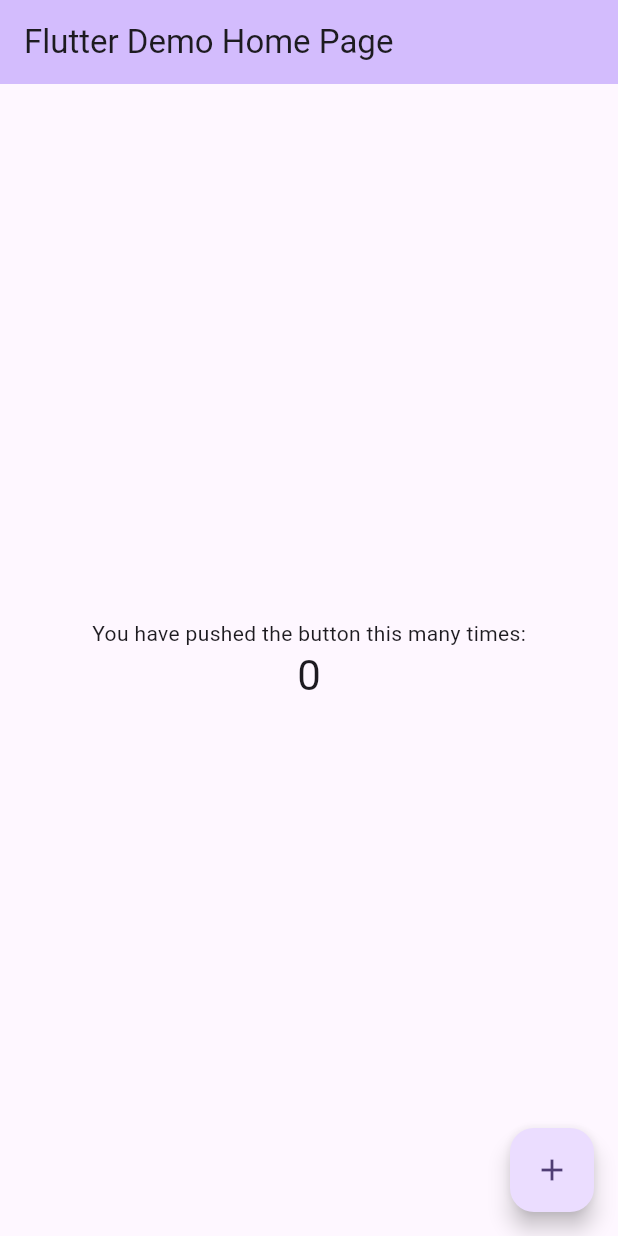
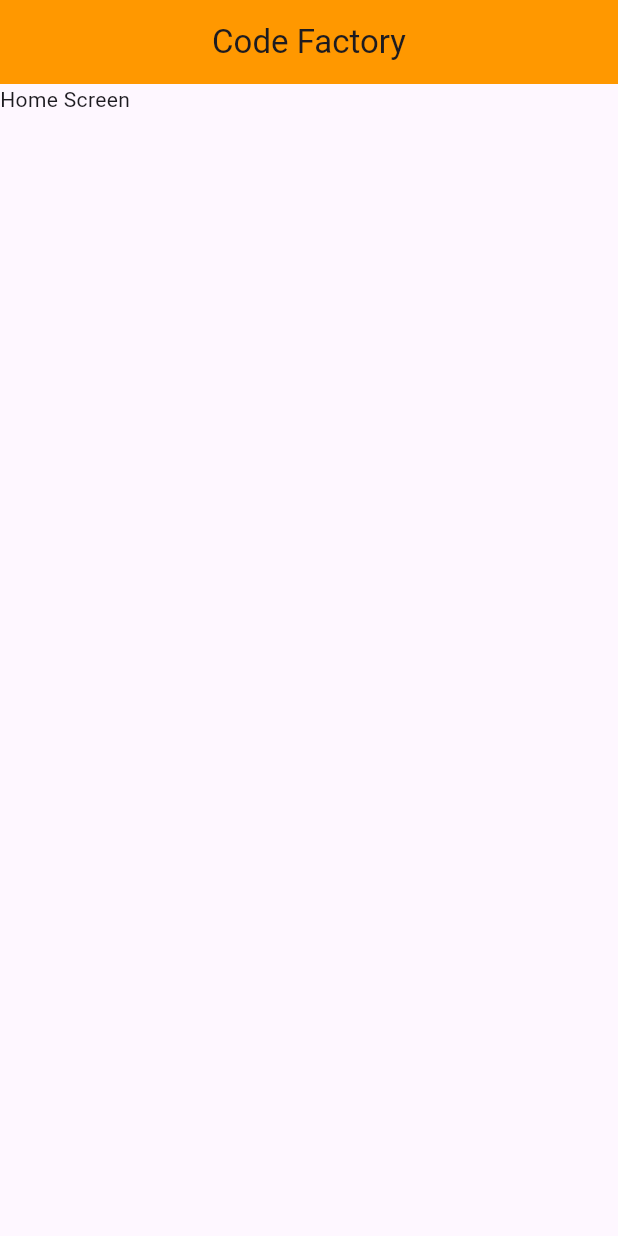
Before and after one commit to rimgosu/FlutterStudy, a Flutter app: the screen it shows after launch, on a phone screen of 412 x 824 dp. Run offline on Flutter 3.47's test engine with Material 3 defaults, Android fonts, the light colour scheme and no system bars.

Commit message:
2023-12-28 21:00:28

```diff
--- a/blog_web_app/lib/main.dart
+++ b/blog_web_app/lib/main.dart
@@ -1,125 +1,10 @@
+import 'package:blog_web_app/screen/home_screen.dart';
 import 'package:flutter/material.dart';
 
 void main() {
-  runApp(const MyApp());
+  runApp(
+    MaterialApp(
+      home: HomeScreen(),
+    ),
+  );
 }
-
-class MyApp extends StatelessWidget {
-  const MyApp({super.key});
-
-  // This widget is the root of your application.
-  @override
-  Widget build(BuildContext context) {
-    return MaterialApp(
-      title: 'Flutter Demo',
-      theme: ThemeData(
-        // This is the theme of your application.
-        //
-        // TRY THIS: Try running your application with "flutter run". You'll see
-        // the application has a purple toolbar. Then, without quitting the app,
-        // try changing the seedColor in the colorScheme below to Colors.green
-        // and then invoke "hot reload" (save your changes or press the "hot
-        // reload" button in a Flutter-supported IDE, or press "r" if you used
-        // the command line to start the app).
-        //
-        // Notice that the counter didn't reset back to zero; the application
-        // state is not lost during the reload. To reset the state, use hot
-        // restart instead.
-        //
-        // This works for code too, not just values: Most code changes can be
-        // tested with just a hot reload.
-        colorScheme: ColorScheme.fromSeed(seedColor: Colors.deepPurple),
-        useMaterial3: true,
-      ),
-      home: const MyHomePage(title: 'Flutter Demo Home Page'),
-    );
-  }
-}
-
-class MyHomePage extends StatefulWidget {
-  const MyHomePage({super.key, required this.title});
-
-  // This widget is the home page of your application. It is stateful, meaning
-  // that it has a State object (defined below) that contains fields that affect
-  // how it looks.
-
-  // This class is the configuration for the state. It holds the values (in this
-  // case the title) provided by the parent (in this case the App widget) and
-  // used by the build method of the State. Fields in a Widget subclass are
-  // always marked "final".
-
-  final String title;
-
-  @override
-  State<MyHomePage> createState() => _MyHomePageState();
-}
-
-class _MyHomePageState extends State<MyHomePage> {
-  int _counter = 0;
-
-  void _incrementCounter() {
-    setState(() {
-      // This call to setState tells the Flutter framework that something has
-      // changed in this State, which causes it to rerun the build method below
-      // so that the display can reflect the updated values. If we changed
-      // _counter without calling setState(), then the build method would not be
-      // called again, and so nothing would appear to happen.
-      _counter++;
-    });
-  }
-
-  @override
-  Widget build(BuildContext context) {
-    // This method is rerun every time setState is called, for instance as done
-    // by the _incrementCounter method above.
-    //
-    // The Flutter framework has been optimized to make rerunning build methods
-    // fast, so that you can just rebuild anything that needs updating rather
-    // than having to individually change instances of widgets.
-    return Scaffold(
-      appBar: AppBar(
-        // TRY THIS: Try changing the color here to a specific color (to
-        // Colors.amber, perhaps?) and trigger a hot reload to see the AppBar
-        // change color while the other colors stay the same.
-        backgroundColor: Theme.of(context).colorScheme.inversePrimary,
-        // Here we take the value from the MyHomePage object that was created by
-        // the App.build method, and use it to set our appbar title.
-        title: Text(widget.title),
-      ),
-      body: Center(
-        // Center is a layout widget. It takes a single child and positions it
-        // in the middle of the parent.
-        child: Column(
-          // Column is also a layout widget. It takes a list of children and
-          // arranges them vertically. By default, it sizes itself to fit its
-          // children horizontally, and tries to be as tall as its parent.
-          //
-          // Column has various properties to control how it sizes itself and
-          // how it positions its children. Here we use mainAxisAlignment to
-          // center the children vertically; the main axis here is the vertical
-          // axis because Columns are vertical (the cross axis would be
-          // horizontal).
-          //
-          // TRY THIS: Invoke "debug painting" (choose the "Toggle Debug Paint"
-          // action in the IDE, or press "p" in the console), to see the
-          // wireframe for each widget.
-          mainAxisAlignment: MainAxisAlignment.center,
-          children: <Widget>[
-            const Text(
-              'You have pushed the button this many times:',
-            ),
-            Text(
-              '$_counter',
-              style: Theme.of(context).textTheme.headlineMedium,
-            ),
-          ],
-        ),
-      ),
-      floatingActionButton: FloatingActionButton(
-        onPressed: _incrementCounter,
-        tooltip: 'Increment',
-        child: const Icon(Icons.add),
-      ), // This trailing comma makes auto-formatting nicer for build methods.
-    );
-  }
-}
--- /dev/null
+++ b/blog_web_app/lib/screen/home_screen.dart
@@ -0,0 +1,20 @@
+import 'package:flutter/material.dart';
+
+class HomeScreen extends StatelessWidget {
+  const HomeScreen({Key? key}) : super(key: key);
+
+  @override
+  Widget build(BuildContext context) {
+    return Scaffold(
+      appBar: AppBar( // ➊ 앱바 위젯 추가
+        // ➋ 배경색 지정
+        backgroundColor: Colors.orange,
+        // ➌ 앱 타이틀 설정
+        title: Text('Code Factory'),
+        // ➍ 가운데 정렬
+        centerTitle: true,
+      ),
+      body: Text('Home Screen'),
+    );
+  }
+}
--- a/blog_web_app/pubspec.yaml
+++ b/blog_web_app/pubspec.yaml
@@ -39,6 +39,9 @@ dependencies:
 dev_dependencies:
   flutter_test:
     sdk: flutter
+
+  cupertino_icons: ^1.0.2
+  webview_flutter: 3.0.4
 
   # The "flutter_lints" package below contains a set of recommended lints to
   # encourage good coding practices. The lint set provided by the package is
```
Also changed, not shown: blog_web_app/pubspec.lock, 3 other files.
